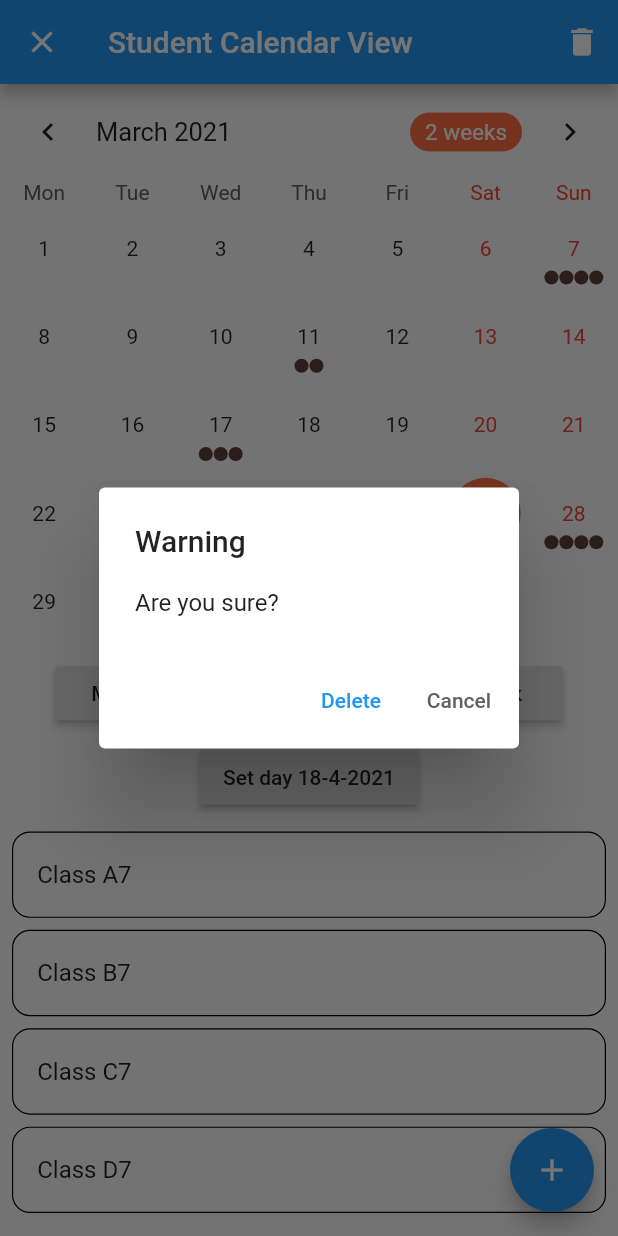
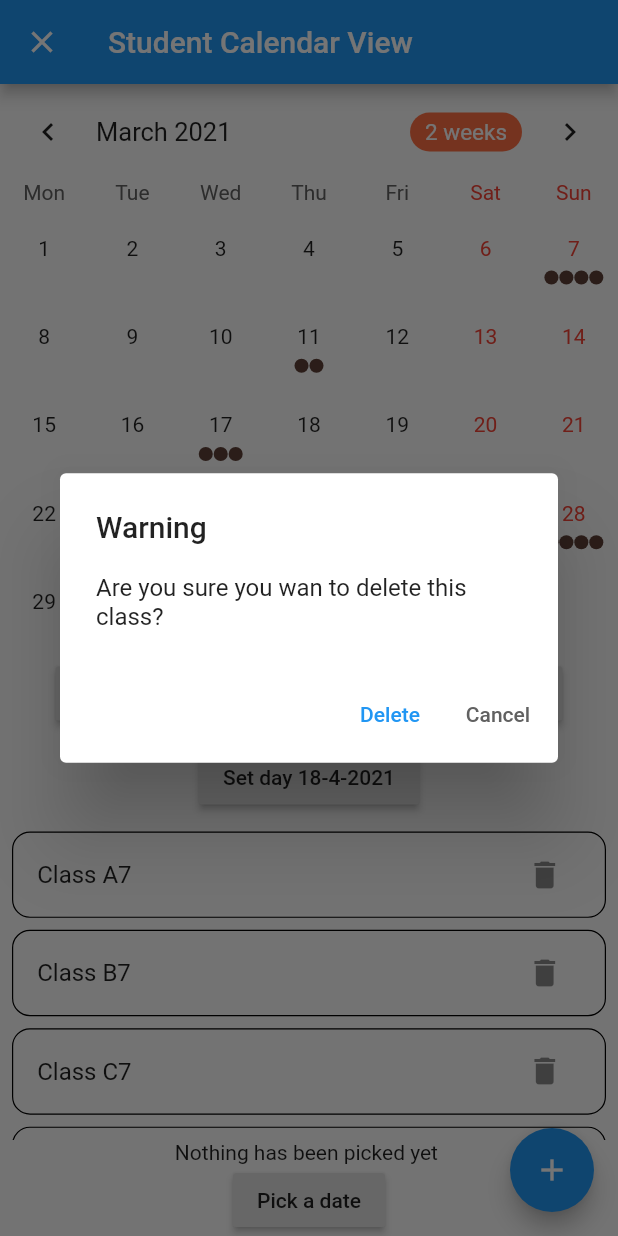
Before and after one commit to Tnkata/Calendar_app, a Flutter app: the screen it shows after launch, after a tap on the "delete" icon, on a phone screen of 412 x 824 dp. Run offline on Flutter 3.47's test engine with Material 2 defaults, Android fonts, the phone set to English and light mode, and no system bars; drawn by our look-alikes of table_calendar.

Commit message:
Update main.dart

```diff
--- a/lib/main.dart
+++ b/lib/main.dart
@@ -29,6 +29,8 @@ class MyApp extends StatelessWidget {
   }
 }
 
+
+
 class MyHomePage extends StatefulWidget {
   MyHomePage({Key key, this.title}) : super(key: key);
 
@@ -42,6 +44,7 @@ class _MyHomePageState extends State<MyHomePage> with TickerProviderStateMixin {
   Map<DateTime, List> _events;
   TextEditingController _eventController;
   List _selectedEvents;
+  DateTime _datetime;
   AnimationController _animationController;
   CalendarController _calendarController;
 
@@ -143,6 +146,7 @@ class _MyHomePageState extends State<MyHomePage> with TickerProviderStateMixin {
 
   @override
   Widget build(BuildContext context) {
+
     return Scaffold(
       appBar: AppBar(
         leading: IconButton(
@@ -151,32 +155,6 @@ class _MyHomePageState extends State<MyHomePage> with TickerProviderStateMixin {
           ),
           //Update. Code to delete a class, by Tim.
           actions: [
-            IconButton(
-              icon: Icon(Icons.delete),
-              onPressed: () async{
-                final confirm = await showDialog(
-                  context: context,
-                  builder: (copntext) => AlertDialog(
-                    title: Text("Warning"),
-                    content: Text("Are you sure?"),
-                    actions: [
-                      TextButton(
-                        onPressed: () => Navigator.pop(context, true),
-                        child: Text("Delete"),
-                      ),
-                      TextButton(
-                        onPressed: () => Navigator.pop(context, false),
-                        child: Text("Cancel", style: TextStyle(color: Colors.grey.shade700),),
-                      ),
-                    ],
-                  ),
-                ) ?? false;
-                if(confirm){
-                  //pop and delete the event
-                  Navigator.pop(context);
-                }
-              },
-            )
           ],
         title: Text(widget.title),
       ),
@@ -192,6 +170,25 @@ class _MyHomePageState extends State<MyHomePage> with TickerProviderStateMixin {
           _buildButtons(),
           const SizedBox(height: 8.0),
           Expanded(child: _buildEventList()),
+
+          // DateTime picker update done by Tim
+          Text(_datetime == null? 'Nothing has been picked yet ': _datetime.toString()),
+          RaisedButton(
+            child: Text('Pick a date'),
+            onPressed: () {
+              showDatePicker(
+                context: context,
+                initialDate: DateTime.now(),
+                firstDate: DateTime(2021),
+                lastDate: DateTime(2222)
+              ).then((date) {
+                setState(() {
+                  _datetime = date;
+                });
+              });
+            },
+          )
+
         ],
       ),
       floatingActionButton: FloatingActionButton(
@@ -228,6 +225,8 @@ _showAddDialog() {
     )
   );
 }
+
+
 
   // Simple TableCalendar configuration (using Styles)
   Widget _buildTableCalendar({Map<DateTime, List> events}) {
@@ -445,7 +444,36 @@ _showAddDialog() {
                     const EdgeInsets.symmetric(horizontal: 8.0, vertical: 4.0),
                 child: ListTile(
                   title: Text(event.toString()),
-                  onTap: () => print('$event tapped!'),
+                  trailing: IconButton(
+                    icon: Icon(Icons.delete),
+                    onPressed: () async {
+                      final confirm = await showDialog(
+                        context: context,
+                        builder: (context) => AlertDialog(
+                          title: Text("Warning"),
+                          content: Text("Are you sure you wan to delete this class?"),
+                          actions: [
+                            TextButton(
+                              onPressed: () {
+                                setState(() {
+                                  _selectedEvents.removeAt(_selectedEvents.indexOf('$event'));
+                                });
+                                Navigator.pop(context, false);
+                              },
+                              child: Text("Delete"),
+                            ),
+                            TextButton(
+                              onPressed: () => Navigator.pop(context, false),
+                              child: Text("Cancel", style: TextStyle(color: Colors.grey.shade700),),
+                            ),
+                          ],
+                        ),
+                      ) ?? false;
+                      if(confirm){
+                        Navigator.pop(context);
+                      }
+                    },
+                  ),
                 ),
               ))
           .toList(),
```
